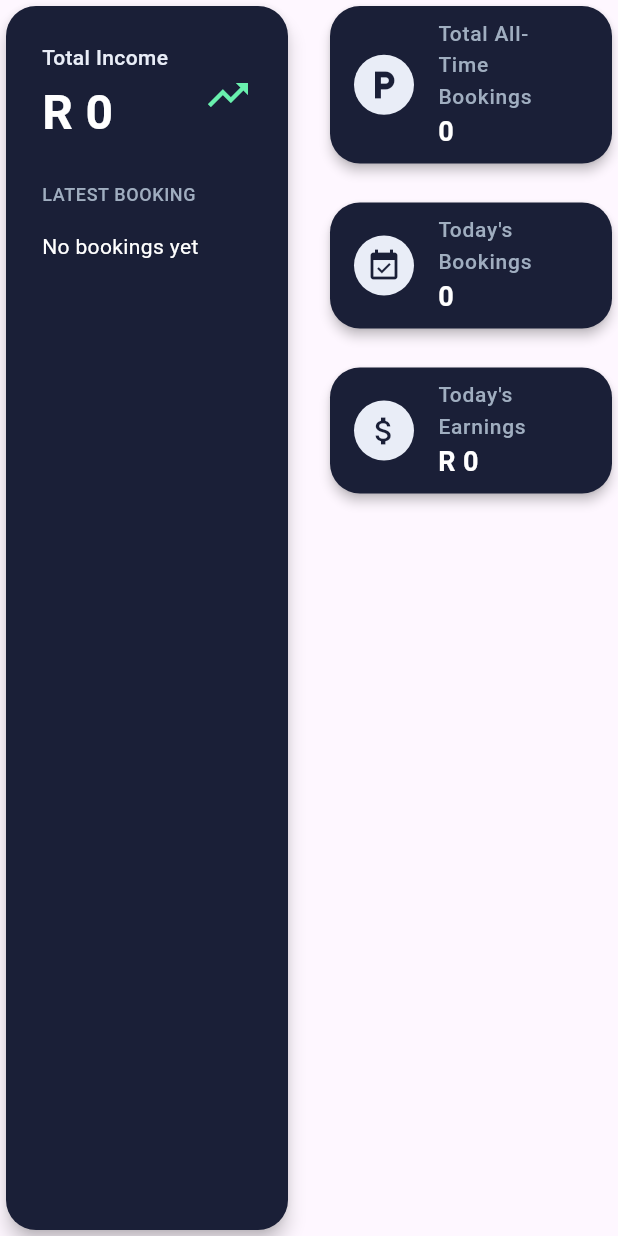
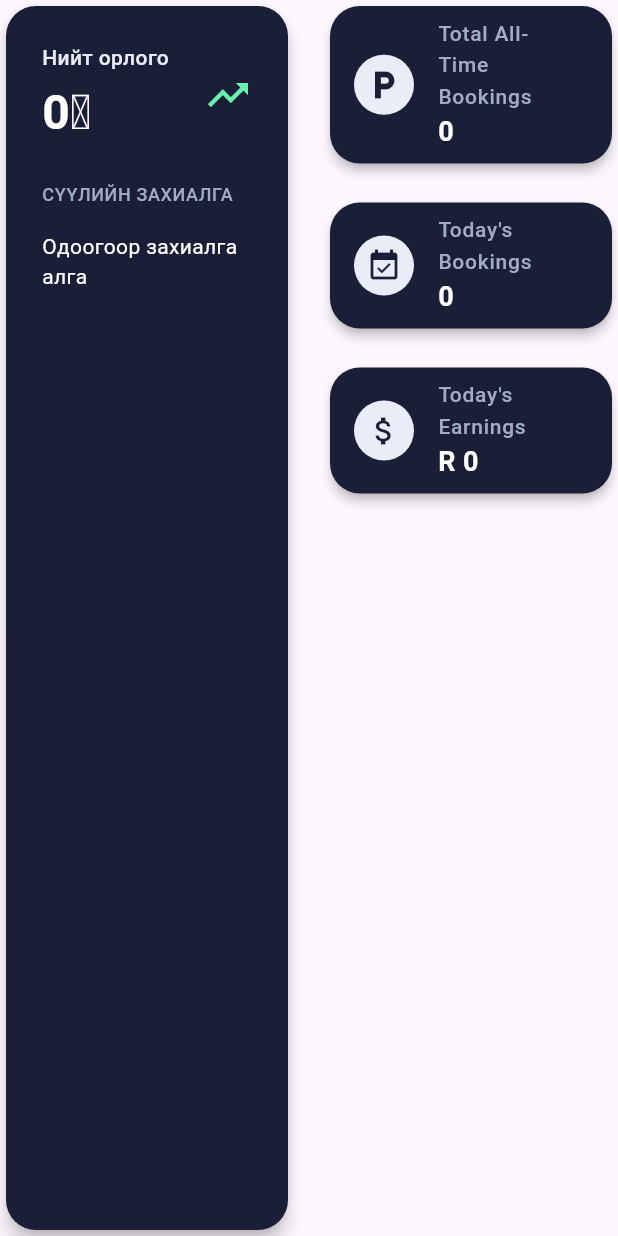
Before and after one commit to DarkMooN-SYS/smartparknew, a Flutter app: the StatsCards widget shown alone on an empty page, opened directly, on a phone screen of 412 x 824 dp. Run offline on Flutter 3.47's test engine with Material 3 defaults, Android fonts, the phone set to English and light mode, and no system bars; our stand-ins replace cloud_firestore, firebase_auth, firebase_core, firebase_messaging, firebase_storage, flutter_dotenv and 13 more; missing offline and left inert: flutter_google_places_hoc081098; accounts and stored records are empty; statements that could not run were skipped; project files that could hold a hidden picture were left out.

Commit message:
some lang update

```diff
--- a/lib/WebComponents/dashboard/stats_cards.dart
+++ b/lib/WebComponents/dashboard/stats_cards.dart
@@ -160,10 +160,10 @@ class _StatsCardsState extends State<StatsCards> {
           crossAxisAlignment: CrossAxisAlignment.start,
           children: [
             isLoading ?  const Center(child: CircularProgressIndicator()) :
-                _buildCardHeader(context, 'Total Income', 'R $totalIncome'),
+                _buildCardHeader(context, 'Нийт орлого', '$totalIncome₮'),
             const SizedBox(height: 24),
             Text(
-              'LATEST BOOKING',
+              'СҮҮЛИЙН ЗАХИАЛГА',
               style: Theme.of(context).textTheme.bodySmall!.copyWith(
                 color: const Color(0xFFA0AEC0),
                 fontWeight: FontWeight.w500,
@@ -174,7 +174,7 @@ class _StatsCardsState extends State<StatsCards> {
               isLatestBooking
                 ? _buildLatestBookingInfo(context)
                 : const Text(
-                    'No bookings yet',
+                    'Одоогоор захиалга алга',
                     style: TextStyle(color: Colors.white),
                   ),
           ],
--- a/lib/WebComponents/profilePage/parking_rate.dart
+++ b/lib/WebComponents/profilePage/parking_rate.dart
@@ -41,7 +41,7 @@ class _ParkingRateState extends State<ParkingRate> {
         var parkingDoc = parkingQuerySnapshot.docs.first;
         var price = parkingDoc.data()['price'] ?? 'N/A';
         setState(() {
-          rate = 'R$price';
+          rate = '$price₮';
         });
       } else {
         // Handle the case when there is no parking document for the current user
@@ -76,7 +76,7 @@ class _ParkingRateState extends State<ParkingRate> {
         crossAxisAlignment: CrossAxisAlignment.center,
         children: [
           const Text(
-            'Parking rate',
+            'Зогсоолын үнэ',
             style: TextStyle(
               color: Colors.white,
               fontSize: 40,
@@ -95,7 +95,7 @@ class _ParkingRateState extends State<ParkingRate> {
             ),
           ),
           const Text(
-            'per hour',
+            'цагт',
             style: TextStyle(
               color: Colors.white,
               fontSize: 20,
```
Also changed, not shown: lib/main.dart (+7 -7 lines), 1 other file.
